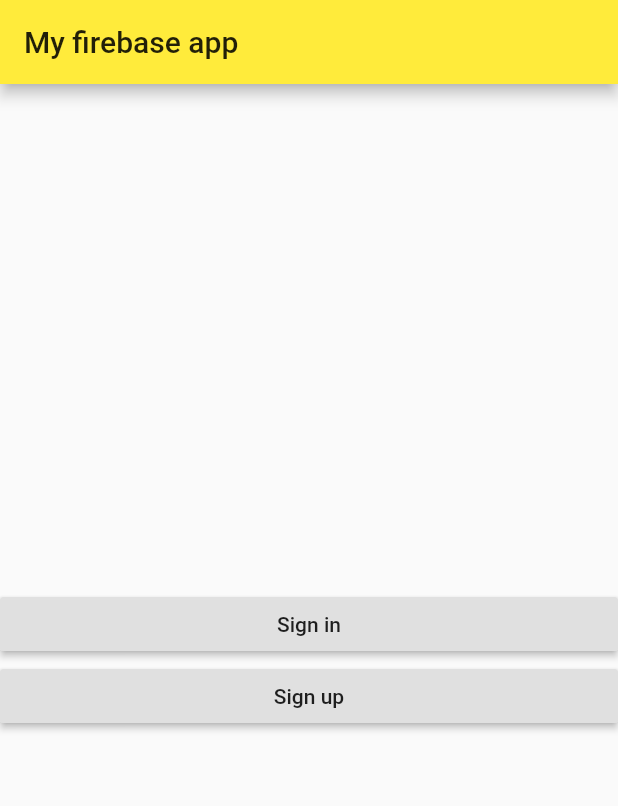
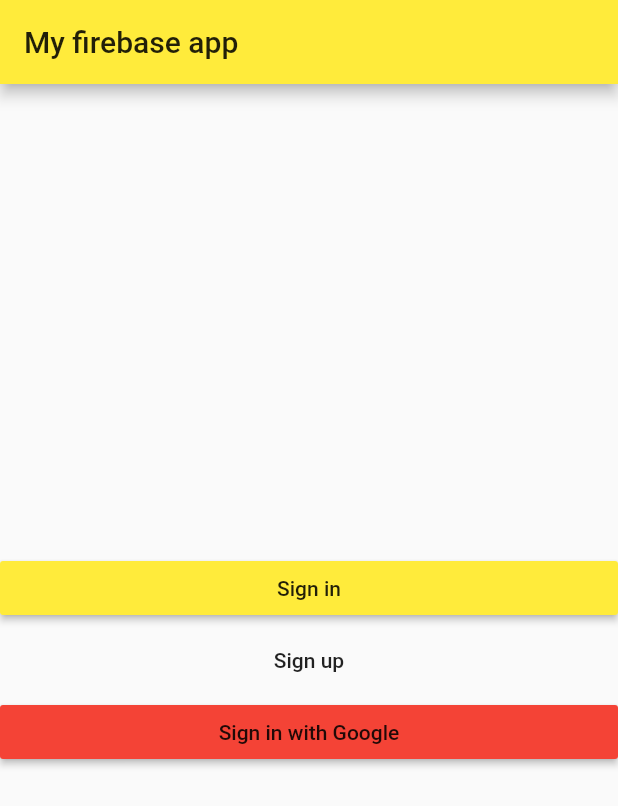
Before and after one commit to MysteriousAcadia/new_flutter_project, a Flutter app: the screen it shows after launch, on a phone screen of 412 x 824 dp. Shown: the top 806 px of the screen. Run offline on Flutter 3.47's test engine with Material 2 defaults, Android fonts, the phone set to English and light mode, and no system bars; our stand-ins replace cloud_firestore, firebase_auth, google_sign_in, rxdart; accounts and stored records are empty.

Commit message:
Add google sign in

```diff
--- a/lib/pages/login/sign_up_page.dart
+++ b/lib/pages/login/sign_up_page.dart
@@ -57,7 +57,10 @@ class _SignUpPageState extends State<SignUpPage> {
     if(_formKey.currentState.validate()){
       _formKey.currentState.save();
       try{
-        await FirebaseAuth.instance.createUserWithEmailAndPassword(email: _email, password: _password);
+        FirebaseUser user = await FirebaseAuth.instance.createUserWithEmailAndPassword(email: _email, password: _password);
+        // user.sendEmailVerification();
+        //This will send an email verification
+        //change the flow if implemented
         Navigator.pushReplacement(context, MaterialPageRoute(builder: (context) => SignInPage()));
       }catch(e){
         print(e.message);
--- a/lib/pages/login/welcome_page.dart
+++ b/lib/pages/login/welcome_page.dart
@@ -1,4 +1,5 @@
 import 'package:flutter/material.dart';
+import 'package:new_flutter_app/auth.dart';
 import 'package:new_flutter_app/pages/login/sign_in_page.dart';
 import 'package:new_flutter_app/pages/login/sign_up_page.dart';
 
@@ -14,28 +15,40 @@ class _WelcomePageState extends State<WelcomePage> {
       appBar: AppBar(
         title: Text('My firebase app'),
       ),
-      body: Column(
+      body: Center(
+          child: Column(
         mainAxisAlignment: MainAxisAlignment.center,
         crossAxisAlignment: CrossAxisAlignment.stretch,
         children: <Widget>[
-          RaisedButton(
+          MaterialButton(
+            color: Colors.yellow,
             onPressed: navigateToSignIn,
             child: Text('Sign in'),
           ),
-          RaisedButton(
+          MaterialButton(
             onPressed: navigateToSignUp,
             child: Text('Sign up'),
           ),
+          MaterialButton(color: Colors.red,
+          child: Text("Sign in with Google"),
+          onPressed: authService.googleSignIn,
+          padding: EdgeInsets.all(10),)
         ],
-      ),
+      )),
     );
   }
 
-  void navigateToSignIn(){
-    Navigator.push(context, MaterialPageRoute(builder: (context) => SignInPage(), fullscreenDialog: true));
+  void navigateToSignIn() {
+    Navigator.push(
+        context,
+        MaterialPageRoute(
+            builder: (context) => SignInPage(), fullscreenDialog: true));
   }
 
-  void navigateToSignUp(){
-    Navigator.push(context, MaterialPageRoute(builder: (context) => SignUpPage(), fullscreenDialog: true));
+  void navigateToSignUp() {
+    Navigator.push(
+        context,
+        MaterialPageRoute(
+            builder: (context) => SignUpPage(), fullscreenDialog: true));
   }
 }
```
Also changed, not shown: lib/auth.dart (added, +58 -0 lines), pubspec.yaml (+6 -1 lines), pubspec.lock, 2 other files.
